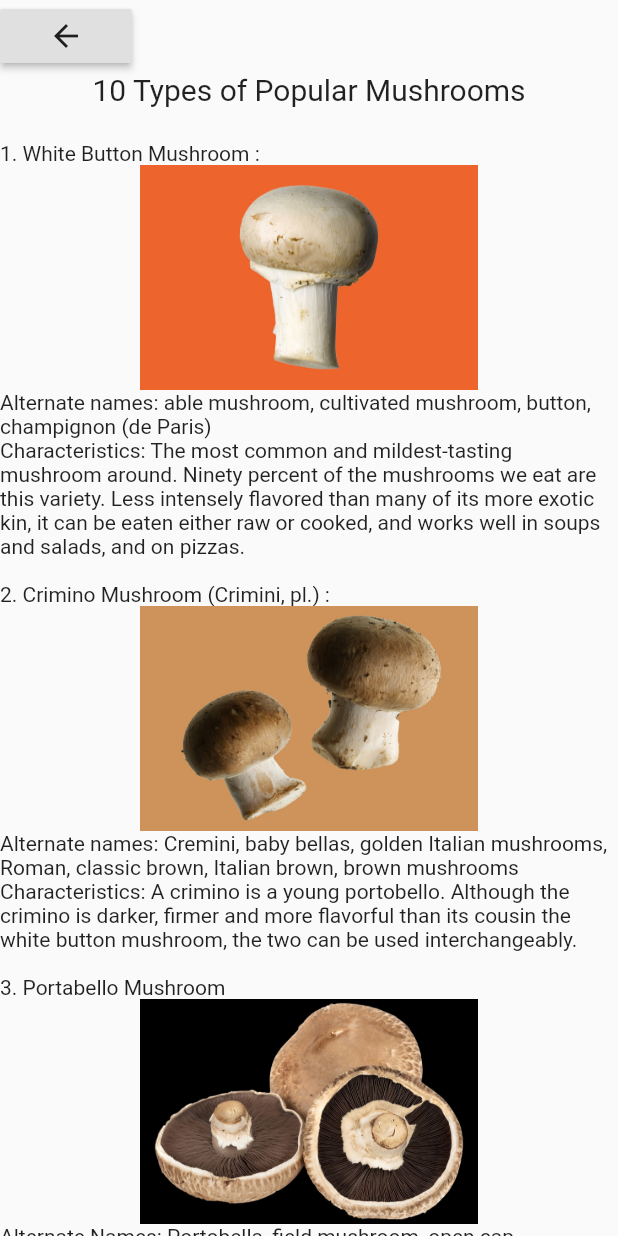
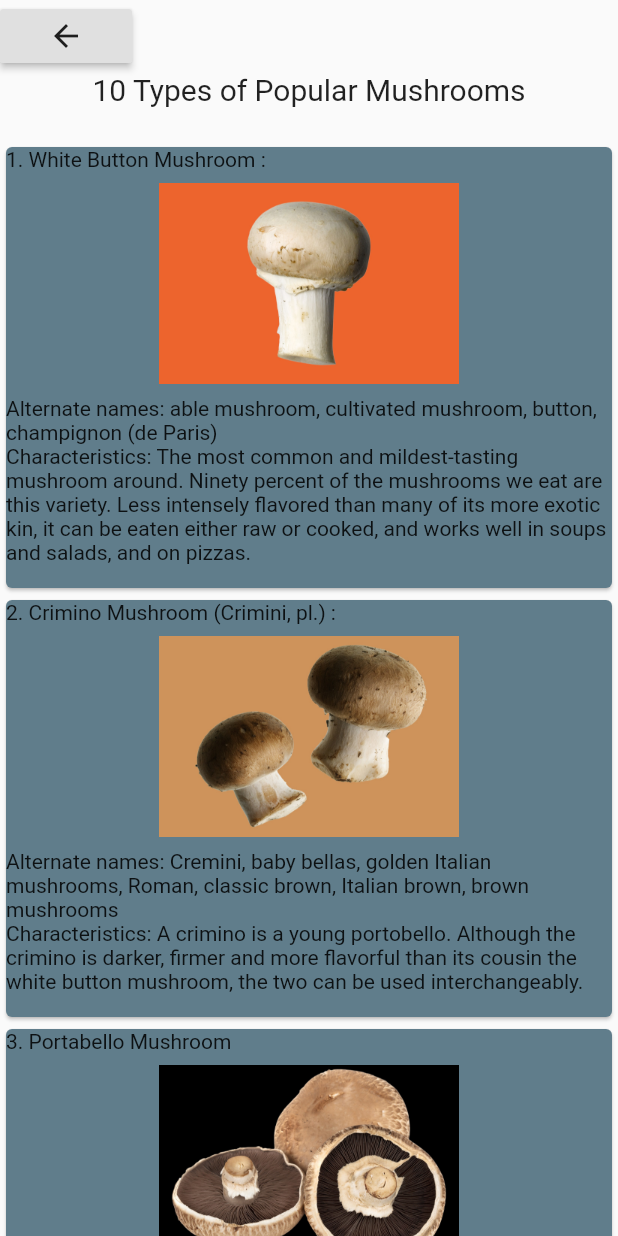
Before and after one commit to akrammustafa/PicsPlant, a Flutter app: the Mostpopularmushroom widget shown alone on an empty page, opened directly, on a phone screen of 412 x 824 dp. Run offline on Flutter 3.47's test engine with Material 2 defaults, Android fonts, the light colour scheme and no system bars; our stand-ins replace google_fonts, image_picker, universal_io; missing offline and left inert: tflite.

Commit message:
Card Widget added to popular mushoorms

```diff
--- a/lib/main.dart
+++ b/lib/main.dart
@@ -26,8 +26,8 @@ class MyApp extends StatelessWidget {
       ),
       debugShowCheckedModeBanner: false,
       title: _title,
-      home: CameraPage(),
-      //home: SplashScreen(),
+      //home: CameraPage(),
+      home: SplashScreen(),
     );
   }
 }
--- a/lib/pages/popularmushroom.dart
+++ b/lib/pages/popularmushroom.dart
@@ -22,35 +22,67 @@ class Mostpopularmushroom extends StatelessWidget {
             style: TextStyle(fontSize: 20.0),
             ),
           ),),
+
+          Card(
+            color: Colors.blueGrey,child: Column(children: <Widget>[
             Container(
                 child: Align(alignment: Alignment(-1, 0),child: Text("1. White Button Mushroom :"),)
             ),
             Container(child: Image.asset('assets/mostpopular/button-mushroom.jpg',height: 150,width: 200,),),
             Container(child: Align(alignment: Alignment(-1, 0),child: Text("Alternate names: able mushroom, cultivated mushroom, button, champignon (de Paris)"),) ,),
             Container(child: Align(alignment: Alignment(-1, 0),child: Text("Characteristics: The most common and mildest-tasting mushroom around. Ninety percent of the mushrooms we eat are this variety. Less intensely flavored than many of its more exotic kin, it can be eaten either raw or cooked, and works well in soups and salads, and on pizzas.\n"),) ,),
+
+          ],),),
+
+          Card(
+            color: Colors.blueGrey,
+            child: Column(children: <Widget>[
               Container(
                   child: Align(alignment: Alignment(-1, 0),child: Text("2. Crimino Mushroom (Crimini, pl.) :"),)
               ),
               Container(child: Image.asset('assets/mostpopular/cremini-mushrooms.jpg',height: 150,width: 200,),),
               Container(child: Align(alignment: Alignment(-1, 0),child: Text("Alternate names: Cremini, baby bellas, golden Italian mushrooms, Roman, classic brown, Italian brown, brown mushrooms"),) ,),
               Container(child: Align(alignment: Alignment(-1, 0),child: Text("Characteristics: A crimino is a young portobello. Although the crimino is darker, firmer and more flavorful than its cousin the white button mushroom, the two can be used interchangeably.\n"),)),
+
+            ],),
+
+          ),
+
+          Card(
+            color: Colors.blueGrey,
+            child: Column(children: <Widget>[
             Container(
                 child: Align(alignment: Alignment(-1, 0),child: Text("3. Portabello Mushroom"),)),
             Container(child: Image.asset('assets/mostpopular/portobello-mushrooms.jpg',height: 150,width: 200,),),
             Container(child: Align(alignment: Alignment(-1, 0),child: Text("Alternate Names: Portobella, field mushroom, open cap mushroom"),) ,),
             Container(child: Align(alignment: Alignment(-1, 0),child: Text("Characteristics: Common in Italian cooking, dense, rich portobellos lend depth to sauces and pastas and make a great meat substitute. When portabellos are young and small, they're called criminis. If you want a bun-substitute, you can even use the mushroom's flat cap. Mushrooms of this variety are as wide as the palm of your hand, and their meaty texture stands up to grilling and stuffing.\n"),)),
+
+          ],),),
+
+          Card( color: Colors.blueGrey,
+            child: Column(children: <Widget>[
               Container(
                   child: Align(alignment: Alignment(-1, 0),child: Text("4. Shiitake Mushroom"),)
               ),
               Container(child: Image.asset('assets/mostpopular/shiitake-mushrooms.jpg',height: 150,width: 200,),),
               Container(child: Align(alignment: Alignment(-1, 0),child: Text("Alternate names: able mushroom, cultivated mushroom, button, champignon (de Paris)"),) ,),
               Container(child: Align(alignment: Alignment(-1, 0),child: Text("Alternate Names: Shitake, black forest, black winter, brown oak, Chinese black, black mushroom, oriental black, forest mushroom, golden oak, Donko.\n"),)),
+
+            ],),
+
+          ),
+          Card( color: Colors.blueGrey,
+            child: Column(children: <Widget>[
               Container(
                   child: Align(alignment: Alignment(-1, 0),child: Text("5. Maitake Mushroom"),)
               ),
               Container(child: Image.asset('assets/mostpopular/maitake-mushrooms.jpg',height: 150,width: 200,),),
               Container(child: Align(alignment: Alignment(-1, 0),child: Text("Alternate Names: Hen of the Wood, sheepshead mushroom, ram's head, kumotake, dancing mushroom"),)),
               Container(child: Align(alignment: Alignment(-1, 0),child: Text("Characteristics: From afar, this mushroom can look like a head of cabbage. Cultivated, as well as found in the woods, these mushrooms are often sold in clusters with their soft, feathery caps overlapping. This mushroom has an earthy aroma and a gamy flavor, and is native to both the northwestern United States and Japan. They grow wild east of the Mississippi River in August and September.\n"),)),
+
+            ],),
+
+          ),
                   ],)
     );
   }
```
Also changed, not shown: pubspec.lock. Lines whose indentation alone changed are shown as unchanged.
